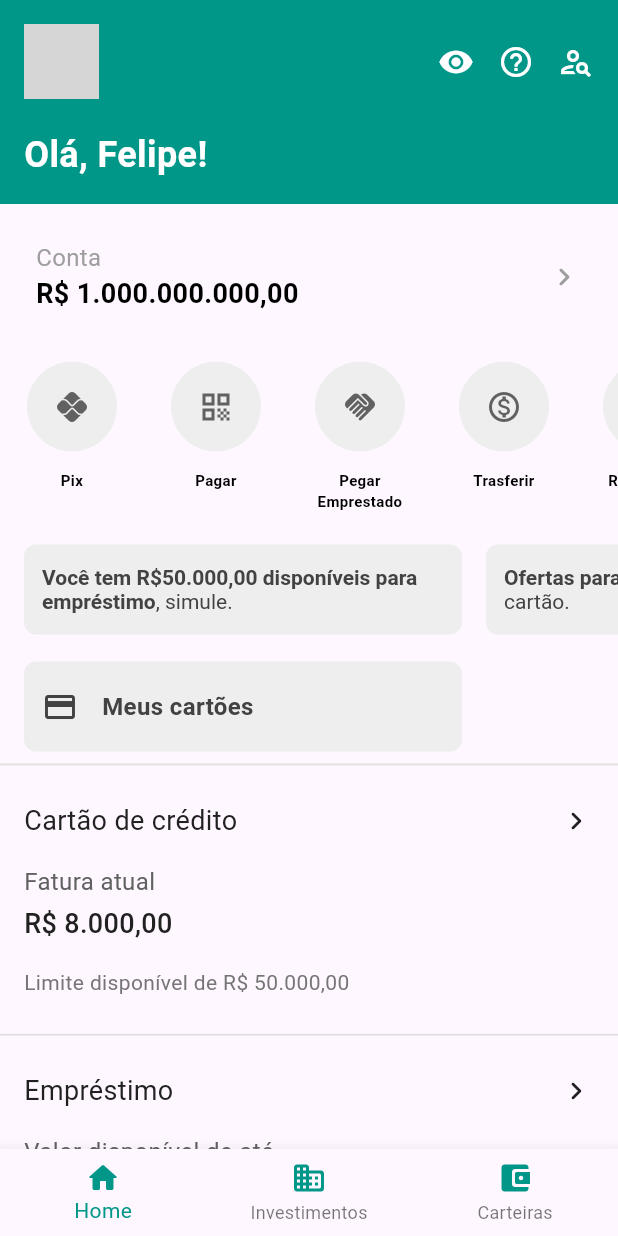
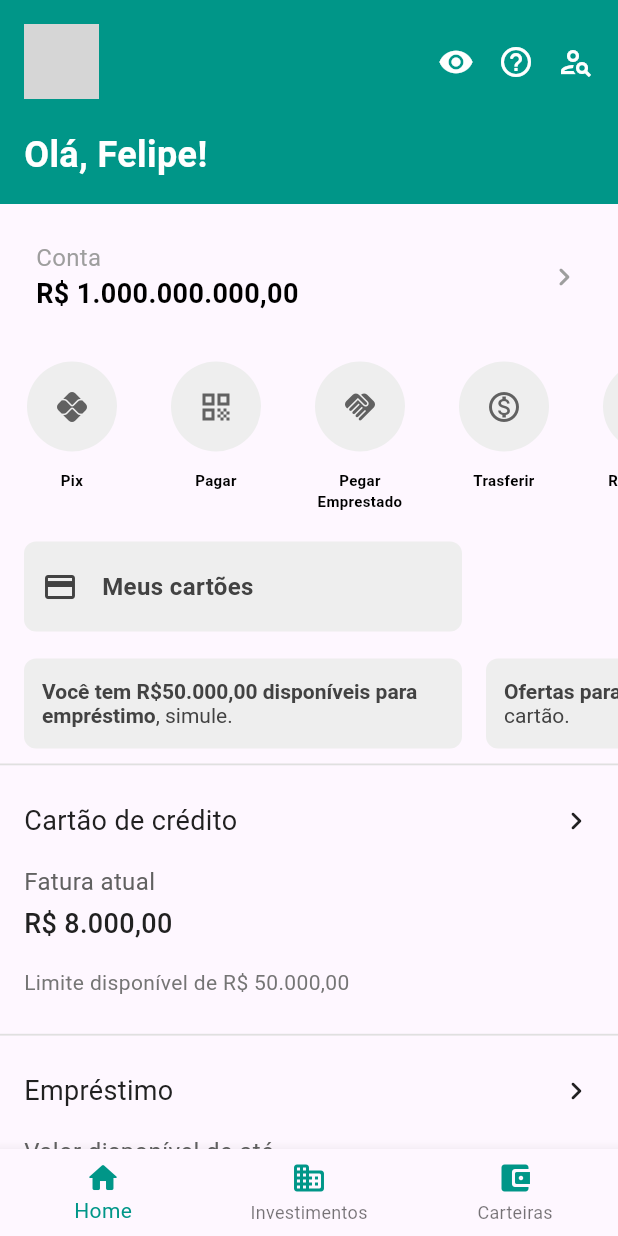
Before and after one commit to felipecastrosales/remote, a Flutter app: the screen it shows after launch, after a tap on "Meus cartões", on a phone screen of 412 x 824 dp. Run offline on Flutter 3.47's test engine with Material 2 defaults, Android fonts, the phone set to English and light mode, and no system bars; our stand-ins replace firebase_analytics, firebase_core, firebase_remote_config; accounts and stored records are empty; network calls fail; grey boxes are pictures that could not be loaded.

```diff
--- a/lib/main.dart
+++ b/lib/main.dart
@@ -1,9 +1,11 @@
 import 'package:flutter/material.dart';
 
 import 'package:remote/src/app.dart';
+import 'package:remote/src/data/services/firebase/firebase.dart';
 
 Future<void> main() async {
   WidgetsFlutterBinding.ensureInitialized();
+  await AppFirebaseService().setUpInitialization();
 
   runApp(
     const App(),
--- a/lib/src/core/shared/ui/sections/app_card.dart
+++ b/lib/src/core/shared/ui/sections/app_card.dart
@@ -1,14 +1,17 @@
 import 'package:flutter/material.dart';
+import 'package:remote/src/data/services/firebase/firebase.dart';
 
 class AppCard extends StatelessWidget {
   const AppCard({
     super.key,
     required this.child,
+    required this.events,
     required this.onPressed,
     this.margin,
   });
 
   final Widget child;
+  final List<String> events;
   final VoidCallback onPressed;
   final EdgeInsetsGeometry? margin;
 
@@ -16,7 +19,10 @@ class AppCard extends StatelessWidget {
   Widget build(BuildContext context) {
     return InkWell(
       borderRadius: BorderRadius.circular(8),
-      onTap: onPressed,
+      onTap: () {
+        AppFirebaseAnalytics.logHomeEvent(events);
+        onPressed();
+      },
       child: Container(
         height: 60,
         width: MediaQuery.sizeOf(context).width - 120,
--- a/lib/src/core/shared/ui/sections/card_section_widget.dart
+++ b/lib/src/core/shared/ui/sections/card_section_widget.dart
@@ -1,22 +1,28 @@
 import 'package:flutter/material.dart';
 import 'package:remote/src/core/shared/ui/ui.dart';
+import 'package:remote/src/data/services/firebase/firebase.dart';
 
 class CardSectionWidget extends StatelessWidget {
   const CardSectionWidget({
     super.key,
     required this.title,
+    required this.events,
     required this.children,
     required this.onPressed,
   });
 
   final String title;
+  final List<String> events;
   final List<Widget> children;
   final VoidCallback onPressed;
 
   @override
   Widget build(BuildContext context) {
     return InkWell(
-      onTap: onPressed,
+      onTap: () {
+        AppFirebaseAnalytics.logHomeEvent(events);
+        onPressed();
+      },
       child: Padding(
         padding: const EdgeInsets.symmetric(horizontal: 16, vertical: 24),
         child: Column(
--- /dev/null
+++ b/lib/src/data/services/firebase/app_firebase_analytics.dart
@@ -0,0 +1,24 @@
+import 'package:firebase_analytics/firebase_analytics.dart';
+import 'package:flutter/material.dart';
+
+class AppFirebaseAnalytics {
+  static void logEvent(String name) {
+    final event = name.replaceAll(' ', '');
+    try {
+      FirebaseAnalytics.instance
+          .logEvent(name: event)
+          .then((value) => debugPrint('Analytics - logEvent: $event'));
+    } catch (e) {
+      debugPrint('Analytics - logEvent: $event, error: $e');
+    }
+  }
+
+  static void logEvents(List<String> names) {
+    for (var name in names) {
+      logEvent(name);
+    }
+  }
+
+  static void logHomeEvent(List<String> names) =>
+      logEvents(['HomeTap', for (var name in names) name]);
+}
--- /dev/null
+++ b/lib/src/data/services/firebase/app_firebase_service.dart
@@ -0,0 +1,31 @@
+import 'dart:developer' as developer;
+
+import 'package:firebase_core/firebase_core.dart';
+import 'package:firebase_remote_config/firebase_remote_config.dart';
+import 'package:remote/firebase_options.dart';
+import 'package:remote/src/data/services/firebase/firebase.dart';
+
+class AppFirebaseService {
+  Future<void> setUpInitialization() async {
+    await Firebase.initializeApp(
+      options: DefaultFirebaseOptions.currentPlatform,
+    );
+    await setUpRemoteConfig();
+  }
+
+  Future<void> setUpRemoteConfig() async {
+    try {
+      final remoteConfig = FirebaseRemoteConfig.instance;
+      await remoteConfig.setDefaults(AppFirebaseDefaults.getRemoteConfigKeys);
+      await remoteConfig.setConfigSettings(AppFirebaseSettings().config);
+      await remoteConfig.fetchAndActivate();
+    } catch (e, s) {
+      developer.log(
+        'setUpRemoteConfig',
+        name: 'AppFirebaseService',
+        error: e,
+        stackTrace: s,
+      );
+    }
+  }
+}
--- /dev/null
+++ b/lib/src/data/services/firebase/firebase.dart
@@ -0,0 +1,6 @@
+export 'app_firebase_analytics.dart';
+export 'remote_config/app_firebase_defaults.dart';
+export 'remote_config/app_firebase_remote_get.dart';
+export 'remote_config/app_firebase_remote_keys.dart';
+export 'app_firebase_service.dart';
+export 'remote_config/app_firebase_settings.dart';
--- /dev/null
+++ b/lib/src/data/services/firebase/remote_config/app_firebase_remote_get.dart
@@ -0,0 +1,7 @@
+import 'package:firebase_remote_config/firebase_remote_config.dart';
+import 'package:remote/src/data/services/firebase/firebase.dart';
+
+class AppFirebaseRemoteGet {
+  static String get homeRemoteOrder => FirebaseRemoteConfig.instance
+      .getString(AppFirebaseRemoteKeys.homeRemoteOrder);
+}
--- /dev/null
+++ b/lib/src/data/services/firebase/remote_config/app_firebase_remote_keys.dart
@@ -0,0 +1,3 @@
+class AppFirebaseRemoteKeys {
+  static const homeRemoteOrder = 'home_remote_order';
+}
--- /dev/null
+++ b/lib/src/features/home/presentation/ab/home_ab_keys.dart
@@ -0,0 +1,41 @@
+sealed class HomeABKeys {
+  static const account = 'account';
+  static const services = 'services';
+  static const servicesGrid = 'servicesGrid';
+  static const myCards = 'myCards';
+  static const offers = 'offers';
+  static const creditCard = 'creditCard';
+  static const loans = 'loans';
+  static const follow = 'follow';
+  static const searchOffers = 'searchOffers';
+  static const divider = 'divider';
+}
+
+sealed class HomeABOrders {
+  static const defaultOrder = '''
+      ${HomeABKeys.account},
+      ${HomeABKeys.services},
+      ${HomeABKeys.myCards},
+      ${HomeABKeys.offers},
+      ${HomeABKeys.divider},
+      ${HomeABKeys.creditCard},
+      ${HomeABKeys.divider},
+      ${HomeABKeys.loans},
+      ${HomeABKeys.divider},
+      ${HomeABKeys.follow},
+      ${HomeABKeys.divider},
+      ${HomeABKeys.searchOffers}
+    ''';
+
+  static const defaultOrder1 =
+      'account,services,myCards,offers,divider,creditCard,divider,loans,divider,follow,divider,searchOffers';
+
+  static const defaultOrder2 =
+      'account,services,offers,myCards,divider,creditCard,divider,loans,divider,follow,divider,searchOffers';
+
+  static const defaultOrder3 =
+      'account,myCards,offers,services,divider,creditCard,divider,loans,divider,follow,divider,searchOffers';
+
+  static const defaultOrder4 =
+      'account,servicesGrid,myCards,offers,divider,creditCard,divider,loans,divider,follow,divider,searchOffers';
+}
--- a/lib/src/features/home/presentation/pages/home_page.dart
+++ b/lib/src/features/home/presentation/pages/home_page.dart
@@ -1,5 +1,7 @@
 import 'package:flutter/material.dart';
 import 'package:remote/src/core/shared/ui/ui.dart';
+import 'package:remote/src/data/services/firebase/firebase.dart';
+import 'package:remote/src/features/home/presentation/ab/home_ab_keys.dart';
 import 'package:remote/src/features/home/presentation/widgets/widgets.dart';
 
 class HomePage extends StatelessWidget {
@@ -7,24 +9,27 @@ class HomePage extends StatelessWidget {
 
   @override
   Widget build(BuildContext context) {
-    return const SingleChildScrollView(
+    return SingleChildScrollView(
       child: Column(
         children: [
-          HomeHeaderWidget(),
-          MyAccount(),
-          // ServiceGridWidget(),
-          ServiceWidget(),
-          OffersWidget(),
-          MyCards(),
-          AppDivider(),
-          CreditCard(),
-          AppDivider(),
-          LoanWidget(),
-          AppDivider(),
-          FollowWidget(),
-          AppDivider(),
-          DiscoverOffersWidget(),
-          AppDivider(),
+          const HomeHeaderWidget(),
+          for (final item
+              in AppFirebaseRemoteGet.homeRemoteOrder.trim().split(','))
+            switch (item.trim()) {
+              HomeABKeys.account => const MyAccount(),
+              HomeABKeys.services => const ServiceWidget(),
+              HomeABKeys.servicesGrid => const ServiceGridWidget(),
+              HomeABKeys.myCards => const MyCards(),
+              HomeABKeys.offers => const OffersWidget(),
+              HomeABKeys.creditCard => const CreditCard(),
+              HomeABKeys.loans => const LoanWidget(),
+              HomeABKeys.follow => const FollowWidget(),
+              HomeABKeys.searchOffers => const DiscoverOffersWidget(),
+              HomeABKeys.divider => const AppDivider(),
+              _ when double.tryParse(item) != null =>
+                SizedBox(height: double.parse(item)),
+              _ => const SizedBox(),
+            },
         ],
       ),
     );
--- a/lib/src/features/home/presentation/widgets/account_widget.dart
+++ b/lib/src/features/home/presentation/widgets/account_widget.dart
@@ -1,4 +1,5 @@
 import 'package:flutter/material.dart';
+import 'package:remote/src/data/services/firebase/firebase.dart';
 
 class MyAccount extends StatelessWidget {
   const MyAccount({super.key});
@@ -6,7 +7,9 @@ class MyAccount extends StatelessWidget {
   @override
   Widget build(BuildContext context) {
     return InkWell(
-      onTap: () {},
+      onTap: () {
+        AppFirebaseAnalytics.logHomeEvent(['Account', 'Finance']);
+      },
       child: const Padding(
         padding: EdgeInsets.all(24),
         child: Row(
--- a/lib/src/features/home/presentation/widgets/credit/credit_card.dart
+++ b/lib/src/features/home/presentation/widgets/credit/credit_card.dart
@@ -9,6 +9,7 @@ class CreditCard extends StatelessWidget {
     return CardSectionWidget(
       title: 'Cartão de crédito',
       onPressed: () {},
+      events: const ['CreditCard', 'Finance'],
       children: [
         Text(
           'Fatura atual',
--- a/lib/src/features/home/presentation/widgets/follow_widget.dart
+++ b/lib/src/features/home/presentation/widgets/follow_widget.dart
@@ -8,6 +8,7 @@ class FollowWidget extends StatelessWidget {
   Widget build(BuildContext context) {
     return CardSectionWidget(
       title: 'Acompanhe também',
+      events: const ['CreditCard', 'Finance'],
       onPressed: () {},
       children: [
         Container(
--- a/lib/src/features/home/presentation/widgets/loan_widget.dart
+++ b/lib/src/features/home/presentation/widgets/loan_widget.dart
@@ -8,6 +8,7 @@ class LoanWidget extends StatelessWidget {
   Widget build(BuildContext context) {
     return CardSectionWidget(
       title: 'Empréstimo',
+      events: const ['CreditCardCreditCard', 'Finance'],
       onPressed: () {},
       children: [
         Text(
--- a/lib/src/features/home/presentation/widgets/my_cards.dart
+++ b/lib/src/features/home/presentation/widgets/my_cards.dart
@@ -18,6 +18,7 @@ class MyCards extends StatelessWidget {
           children: [
             AppCard(
               onPressed: () {},
+              events: const ['MyCards'],
               margin: const EdgeInsets.only(left: 16),
               child: Row(
                 mainAxisSize: MainAxisSize.min,
--- a/lib/src/features/home/presentation/widgets/offers/offers_item.dart
+++ b/lib/src/features/home/presentation/widgets/offers/offers_item.dart
@@ -15,6 +15,7 @@ class OffersItem extends StatelessWidget {
 
     return AppCard(
       onPressed: () {},
+      events: const ['Offers'],
       child: RichText(
         maxLines: 2,
         overflow: TextOverflow.ellipsis,
```
Also changed, not shown: lib/src/data/services/firebase/remote_config/app_firebase_defaults.dart (added, +8 -0 lines), lib/src/data/services/firebase/remote_config/app_firebase_settings.dart (added, +10 -0 lines), lib/src/features/home/presentation/widgets/discover_offers/discover_offers_item.dart (+7 -2 lines), lib/src/features/home/presentation/widgets/services/service_widget_tile.dart (+6 -1 lines).
